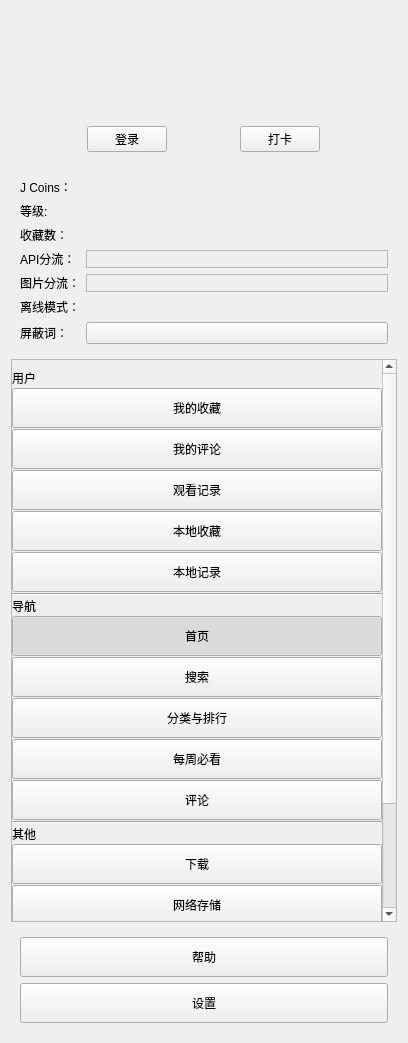
This is ui/component/ui_navigation.ui in tonquer/JMComic-qt as Qt 5 draws it before an edit. The edited form follows.
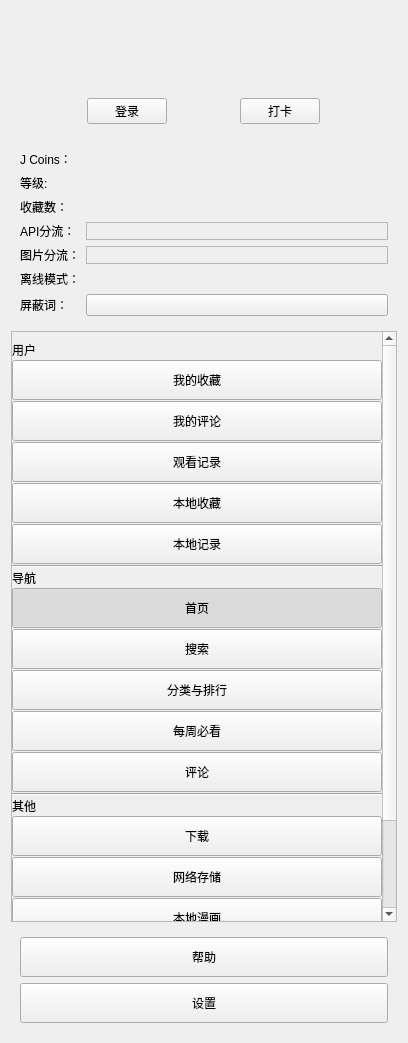
This is the edited form. Icons and pictures are not drawn. Custom widgets are drawn as their Qt base class.

The edit to the form file:
```diff
--- a/ui/component/ui_navigation.ui
+++ b/ui/component/ui_navigation.ui
@@ -21,14 +21,14 @@
        <widget class="HeadLabel" name="picLabel">
         <property name="minimumSize">
          <size>
-          <width>100</width>
-          <height>100</height>
+          <width>72</width>
+          <height>72</height>
          </size>
         </property>
         <property name="maximumSize">
          <size>
-          <width>100</width>
-          <height>100</height>
+          <width>72</width>
+          <height>72</height>
          </size>
         </property>
         <property name="text">
@@ -241,7 +241,7 @@
    <item>
     <widget class="SmoothScrollArea" name="scrollArea">
      <property name="verticalScrollBarPolicy">
-      <enum>Qt::ScrollBarPolicy::ScrollBarAlwaysOn</enum>
+      <enum>Qt::ScrollBarPolicy::ScrollBarAsNeeded</enum>
      </property>
      <property name="horizontalScrollBarPolicy">
       <enum>Qt::ScrollBarPolicy::ScrollBarAlwaysOff</enum>
@@ -307,8 +307,8 @@
          </property>
          <property name="iconSize">
           <size>
-           <width>32</width>
-           <height>32</height>
+           <width>18</width>
+           <height>18</height>
           </size>
          </property>
          <property name="checkable">
@@ -348,8 +348,8 @@
          </property>
          <property name="iconSize">
           <size>
-           <width>32</width>
-           <height>32</height>
+           <width>18</width>
+           <height>18</height>
           </size>
          </property>
          <property name="checkable">
@@ -389,8 +389,8 @@
          </property>
          <property name="iconSize">
           <size>
-           <width>32</width>
-           <height>32</height>
+           <width>18</width>
+           <height>18</height>
           </size>
          </property>
          <property name="checkable">
@@ -430,8 +430,8 @@
          </property>
          <property name="iconSize">
           <size>
-           <width>32</width>
-           <height>32</height>
+           <width>18</width>
+           <height>18</height>
           </size>
          </property>
          <property name="checkable">
@@ -471,8 +471,8 @@
          </property>
          <property name="iconSize">
           <size>
-           <width>32</width>
-           <height>32</height>
+           <width>18</width>
+           <height>18</height>
           </size>
          </property>
          <property name="checkable">
@@ -526,8 +526,8 @@
          </property>
          <property name="iconSize">
           <size>
-           <width>32</width>
-           <height>32</height>
+           <width>18</width>
+           <height>18</height>
           </size>
          </property>
          <property name="checkable">
@@ -576,8 +576,8 @@
          </property>
          <property name="iconSize">
           <size>
-           <width>32</width>
-           <height>32</height>
+           <width>18</width>
+           <height>18</height>
           </size>
          </property>
          <property name="checkable">
@@ -623,8 +623,8 @@
          </property>
          <property name="iconSize">
           <size>
-           <width>32</width>
-           <height>32</height>
+           <width>18</width>
+           <height>18</height>
           </size>
          </property>
          <property name="checkable">
@@ -670,8 +670,8 @@
          </property>
          <property name="iconSize">
           <size>
-           <width>32</width>
-           <height>32</height>
+           <width>18</width>
+           <height>18</height>
           </size>
          </property>
          <property name="checkable">
@@ -717,8 +717,8 @@
          </property>
          <property name="iconSize">
           <size>
-           <width>32</width>
-           <height>32</height>
+           <width>18</width>
+           <height>18</height>
           </size>
          </property>
          <property name="checkable">
@@ -778,8 +778,8 @@
          </property>
          <property name="iconSize">
           <size>
-           <width>32</width>
-           <height>32</height>
+           <width>18</width>
+           <height>18</height>
           </size>
          </property>
          <property name="checkable">
@@ -819,8 +819,8 @@
          </property>
          <property name="iconSize">
           <size>
-           <width>32</width>
-           <height>32</height>
+           <width>18</width>
+           <height>18</height>
           </size>
          </property>
          <property name="checkable">
@@ -860,8 +860,8 @@
          </property>
          <property name="iconSize">
           <size>
-           <width>32</width>
-           <height>32</height>
+           <width>18</width>
+           <height>18</height>
           </size>
          </property>
          <property name="checkable">
```
Left out of the diff: 84 changed lines with no effect on the pictures.
